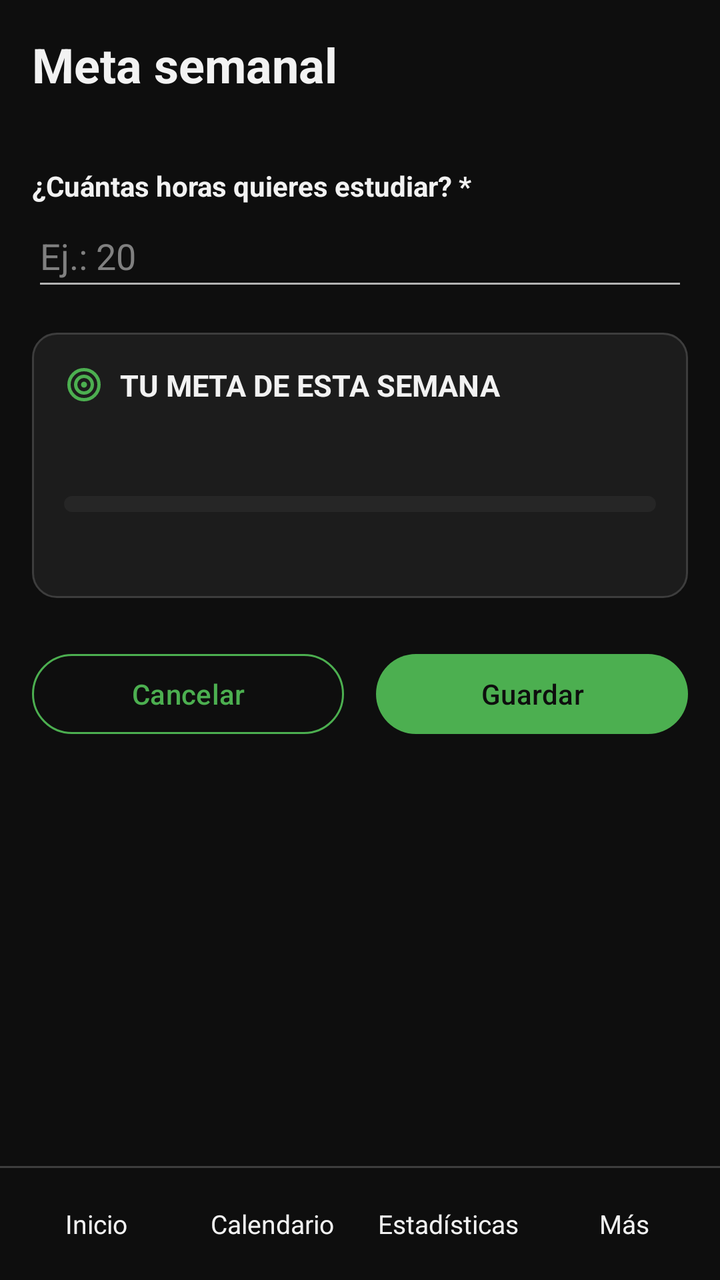
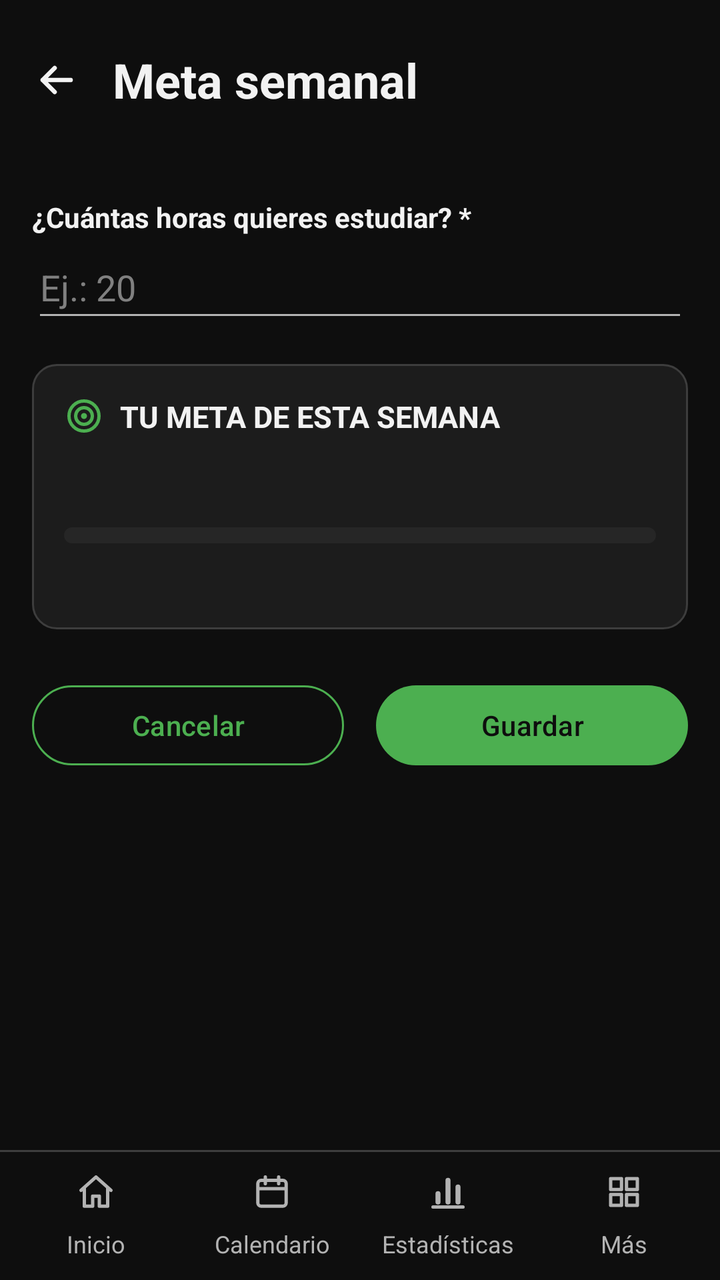

The first picture is an Android layout as it rendered before a commit; the second is the same layout after the commit. The layout source and the unified diff follow.
<!-- AndroidManifest.xml: application theme Theme.AgendaPersonal -->
<!-- res/layout/activity_meta.xml -->
<?xml version="1.0" encoding="utf-8"?>
<LinearLayout xmlns:android="http://schemas.android.com/apk/res/android"
    xmlns:tools="http://schemas.android.com/tools"
    android:id="@+id/main"
    android:layout_width="match_parent"
    android:layout_height="match_parent"
    android:orientation="vertical"
    tools:context=".vista.MetaActivity">

    
    <ScrollView
        android:layout_width="match_parent"
        android:layout_height="0dp"
        android:layout_weight="1">

        <LinearLayout
            android:layout_width="match_parent"
            android:layout_height="wrap_content"
            android:orientation="vertical"
            android:padding="16dp">

            
            <TextView
                android:layout_width="match_parent"
                android:layout_height="wrap_content"
                android:text="@string/titulo_meta"
                android:textSize="24sp"
                android:textStyle="bold" />

            
            <TextView
                android:id="@+id/tvSemana"
                android:layout_width="match_parent"
                android:layout_height="wrap_content"
                android:layout_marginBottom="16dp"
                android:textSize="14sp" />

            
            <TextView
                android:layout_width="wrap_content"
                android:layout_height="wrap_content"
                android:text="@string/etiqueta_horas"
                android:textStyle="bold" />

            <EditText
                android:id="@+id/etHoras"
                android:layout_width="match_parent"
                android:layout_height="wrap_content"
                android:layout_marginBottom="16dp"
                android:hint="@string/pista_horas"
                android:importantForAutofill="no"
                android:inputType="number"
                android:maxLength="3"
                android:minHeight="48dp" />

            
            <include layout="@layout/tarjeta_meta" />

            
            <LinearLayout
                android:layout_width="match_parent"
                android:layout_height="wrap_content"
                android:layout_marginTop="24dp"
                android:orientation="horizontal">

                <Button
                    android:id="@+id/btnCancelar"
                    style="@style/BotonSecundario"
                    android:layout_width="0dp"
                    android:layout_height="wrap_content"
                    android:layout_marginEnd="8dp"
                    android:layout_weight="1"
                    android:minHeight="48dp"
                    android:text="@string/btn_cancelar" />

                <Button
                    android:id="@+id/btnGuardar"
                    style="@style/BotonPrincipal"
                    android:layout_width="0dp"
                    android:layout_height="wrap_content"
                    android:layout_marginStart="8dp"
                    android:layout_weight="1"
                    android:minHeight="48dp"
                    android:text="@string/btn_guardar" />
            </LinearLayout>
        </LinearLayout>
    </ScrollView>

    
    <include layout="@layout/menu_inferior" />
</LinearLayout>
<!-- res/layout/tarjeta_meta.xml (included above) -->
<?xml version="1.0" encoding="utf-8"?>
<LinearLayout xmlns:android="http://schemas.android.com/apk/res/android"
    android:id="@+id/tarjetaMeta"
    android:layout_width="match_parent"
    android:layout_height="wrap_content"
    android:background="@drawable/fondo_tarjeta"
    android:orientation="vertical"
    android:padding="16dp">

    
    <TextView
        android:id="@+id/tvTituloMeta"
        style="@style/TituloTarjeta"
        android:drawableStart="@drawable/ic_diana"
        android:text="@string/titulo_meta_semana" />

    
    <TextView
        android:id="@+id/tvProgreso"
        android:layout_width="match_parent"
        android:layout_height="wrap_content"
        android:textColor="@color/texto"
        android:textSize="28sp"
        android:textStyle="bold" />

    
    <ProgressBar
        android:id="@+id/pbMeta"
        style="?android:attr/progressBarStyleHorizontal"
        android:layout_width="match_parent"
        android:layout_height="8dp"
        android:layout_marginVertical="8dp"
        android:max="100"
        android:maxHeight="8dp"
        android:minHeight="8dp"
        android:progressDrawable="@drawable/barra_progreso" />

    
    <TextView
        android:id="@+id/tvMensajeMeta"
        android:layout_width="match_parent"
        android:layout_height="wrap_content"
        android:textSize="14sp" />
</LinearLayout>
<!-- res/layout/menu_inferior.xml (included above) -->
<?xml version="1.0" encoding="utf-8"?>
<LinearLayout xmlns:android="http://schemas.android.com/apk/res/android"
    android:layout_width="match_parent"
    android:layout_height="wrap_content"
    android:orientation="vertical">

    
    <View
        android:layout_width="match_parent"
        android:layout_height="1dp"
        android:background="@color/menu_linea" />

    
    <LinearLayout
        android:layout_width="match_parent"
        android:layout_height="wrap_content"
        android:orientation="horizontal"
        android:padding="4dp">

        <TextView
            android:id="@+id/menuInicio"
            style="@style/BotonMenu"
            android:text="@string/menu_inicio" />

        <TextView
            android:id="@+id/menuCalendario"
            style="@style/BotonMenu"
            android:text="@string/menu_calendario" />

        <TextView
            android:id="@+id/menuEstadisticas"
            style="@style/BotonMenu"
            android:text="@string/menu_estadisticas" />

        
        <TextView
            android:id="@+id/menuMas"
            style="@style/BotonMenu"
            android:text="@string/menu_mas" />
    </LinearLayout>
</LinearLayout>
<!-- resources referenced by this layout -->
<resources>
  <style name="BotonMenu">
          <item name="android:layout_width">0dp</item>
          <item name="android:layout_height">48dp</item>
          <item name="android:layout_weight">1</item>
          <item name="android:layout_marginHorizontal">2dp</item>
          <item name="android:gravity">center</item>
          <item name="android:maxLines">1</item>
          <item name="android:textSize">13sp</item>
          <item name="android:clickable">true</item>
          <item name="android:focusable">true</item>
          <item name="android:background">?attr/selectableItemBackground</item>
      </style>
  <style name="Base.Theme.AgendaPersonal" parent="Theme.Material3.Dark.NoActionBar">
          
          <item name="colorPrimary">@color/verde</item>
          <item name="colorOnPrimary">@color/texto_sobre_verde</item>
          
          <item name="colorPrimaryContainer">@color/verde_oscuro</item>
          <item name="colorOnPrimaryContainer">@color/texto</item>
          
          <item name="colorSecondary">@color/verde</item>
          <item name="colorOnSecondary">@color/texto_sobre_verde</item>
          <item name="colorSecondaryContainer">@color/verde_oscuro</item>
          <item name="colorOnSecondaryContainer">@color/texto</item>
          <item name="colorTertiary">@color/verde</item>
          <item name="colorOnTertiary">@color/texto_sobre_verde</item>
          
          <item name="colorAccent">@color/verde</item>
  
          
          <item name="android:colorBackground">@color/fondo</item>
          <item name="android:windowBackground">@color/fondo</item>
          <item name="colorOnBackground">@color/texto</item>
          
          <item name="colorSurface">@color/fondo</item>
          <item name="colorOnSurface">@color/texto</item>
          <item name="colorSurfaceVariant">@color/tarjeta</item>
          <item name="colorOnSurfaceVariant">@color/texto_secundario</item>
          <item name="colorSurfaceContainerLowest">@color/fondo</item>
          <item name="colorSurfaceContainerLow">@color/tarjeta</item>
          <item name="colorSurfaceContainer">@color/tarjeta</item>
          <item name="colorSurfaceContainerHigh">@color/tarjeta_alta</item>
          <item name="colorSurfaceContainerHighest">@color/tarjeta_alta</item>
          
          <item name="colorOutline">@color/borde</item>
          <item name="colorOutlineVariant">@color/borde</item>
  
          
          <item name="android:textColorPrimary">@color/texto</item>
          <item name="android:textColorSecondary">@color/texto_secundario</item>
          <item name="android:textColorHint">@color/texto_pista</item>
          
          <item name="android:textColorTertiary">@color/texto</item>
          <item name="android:textColorPrimaryDisableOnly">@color/texto</item>
      </style>
  <!-- unchanged entries left out for length: 28 -->
</resources>

<!-- the commit's change to res/layout/activity_meta.xml (unified diff, before → after) -->
@@ -20,12 +20,23 @@
             android:padding="16dp">
 
             
-            <TextView
-                android:layout_width="match_parent"
-                android:layout_height="wrap_content"
-                android:text="@string/titulo_meta"
-                android:textSize="24sp"
-                android:textStyle="bold" />
+            <LinearLayout
+                android:layout_width="match_parent"
+                android:layout_height="wrap_content"
+                android:layout_marginStart="-12dp"
+                android:gravity="center_vertical"
+                android:orientation="horizontal">
+
+                <include layout="@layout/boton_volver" />
+
+                <TextView
+                    android:layout_width="0dp"
+                    android:layout_height="wrap_content"
+                    android:layout_weight="1"
+                    android:text="@string/titulo_meta"
+                    android:textSize="24sp"
+                    android:textStyle="bold" />
+            </LinearLayout>
 
             
             <TextView
@@ -89,6 +100,16 @@
     
     <include layout="@layout/menu_inferior" />
 </LinearLayout>
+<!-- res/layout/boton_volver.xml (included above) -->
+<?xml version="1.0" encoding="utf-8"?>
+<ImageButton xmlns:android="http://schemas.android.com/apk/res/android"
+    android:id="@+id/btnVolver"
+    android:layout_width="48dp"
+    android:layout_height="48dp"
+    android:layout_marginEnd="4dp"
+    android:background="?attr/selectableItemBackgroundBorderless"
+    android:contentDescription="@string/volver"
+    android:src="@drawable/ic_flecha_atras" />
 <!-- res/layout/tarjeta_meta.xml (included above) -->
 <?xml version="1.0" encoding="utf-8"?>
 <LinearLayout xmlns:android="http://schemas.android.com/apk/res/android"
@@ -157,22 +178,26 @@
         <TextView
             android:id="@+id/menuInicio"
             style="@style/BotonMenu"
+            android:drawableTop="@drawable/ic_casa"
             android:text="@string/menu_inicio" />
 
         <TextView
             android:id="@+id/menuCalendario"
             style="@style/BotonMenu"
+            android:drawableTop="@drawable/ic_calendario"
             android:text="@string/menu_calendario" />
 
         <TextView
             android:id="@+id/menuEstadisticas"
             style="@style/BotonMenu"
+            android:drawableTop="@drawable/ic_grafico"
             android:text="@string/menu_estadisticas" />
 
         
         <TextView
             android:id="@+id/menuMas"
             style="@style/BotonMenu"
+            android:drawableTop="@drawable/ic_cuadricula"
             android:text="@string/menu_mas" />
     </LinearLayout>
 </LinearLayout>
<!-- resource entries referenced after the edit -->
@@ -1,13 +1,110 @@
 <!-- resources referenced by this layout -->
 <resources>
+  <!-- drawable ic_calendario (drawable) -->
+  <?xml version="1.0" encoding="utf-8"?>
+  <vector xmlns:android="http://schemas.android.com/apk/res/android"
+      android:width="20dp"
+      android:height="20dp"
+      android:viewportWidth="24"
+      android:viewportHeight="24">
+  
+      
+      <path
+          android:pathData="M5.5,5 L18.5,5 a2,2 0 0,1 2,2 L20.5,18.5 a2,2 0 0,1 -2,2 L5.5,20.5 a2,2 0 0,1 -2,-2 L3.5,7 a2,2 0 0,1 2,-2 Z"
+          android:strokeWidth="2"
+          android:strokeColor="@color/verde" />
+      
+      <path
+          android:pathData="M3.5,10 L20.5,10"
+          android:strokeWidth="2"
+          android:strokeColor="@color/verde" />
+      
+      <path
+          android:pathData="M8,3 L8,7 M16,3 L16,7"
+          android:strokeLineCap="round"
+          android:strokeWidth="2"
+          android:strokeColor="@color/verde" />
+  </vector>
+  <!-- drawable ic_casa (drawable) -->
+  <?xml version="1.0" encoding="utf-8"?>
+  <vector xmlns:android="http://schemas.android.com/apk/res/android"
+      android:width="20dp"
+      android:height="20dp"
+      android:viewportWidth="24"
+      android:viewportHeight="24">
+  
+      
+      <path
+          android:pathData="M3,11 L12,3 L21,11 M5,9.5 L5,20.5 L10,20.5 L10,14.5 L14,14.5 L14,20.5 L19,20.5 L19,9.5"
+          android:strokeLineCap="round"
+          android:strokeLineJoin="round"
+          android:strokeWidth="2"
+          android:strokeColor="@color/verde" />
+  </vector>
+  <!-- drawable ic_cuadricula (drawable) -->
+  <?xml version="1.0" encoding="utf-8"?>
+  <vector xmlns:android="http://schemas.android.com/apk/res/android"
+      android:width="20dp"
+      android:height="20dp"
+      android:viewportWidth="24"
+      android:viewportHeight="24">
+  
+      <path
+          android:pathData="M4,4 h6.5 v6.5 h-6.5 z M13.5,4 h6.5 v6.5 h-6.5 z M4,13.5 h6.5 v6.5 h-6.5 z M13.5,13.5 h6.5 v6.5 h-6.5 z"
+          android:strokeLineJoin="round"
+          android:strokeWidth="2"
+          android:strokeColor="@color/verde" />
+  </vector>
+  <!-- drawable ic_flecha_atras (drawable) -->
+  <?xml version="1.0" encoding="utf-8"?>
+  <vector xmlns:android="http://schemas.android.com/apk/res/android"
+      android:width="24dp"
+      android:height="24dp"
+      android:viewportWidth="24"
+      android:viewportHeight="24">
+  
+      
+      <path
+          android:pathData="M19,12 L5,12 M11,6 L5,12 L11,18"
+          android:strokeLineCap="round"
+          android:strokeLineJoin="round"
+          android:strokeWidth="2.2"
+          android:strokeColor="@color/texto" />
+  </vector>
+  <!-- drawable ic_grafico (drawable) -->
+  <?xml version="1.0" encoding="utf-8"?>
+  <vector xmlns:android="http://schemas.android.com/apk/res/android"
+      android:width="20dp"
+      android:height="20dp"
+      android:viewportWidth="24"
+      android:viewportHeight="24">
+  
+      
+      <path
+          android:pathData="M6,18 L6,13 M12,18 L12,5 M18,18 L18,9"
+          android:strokeLineCap="round"
+          android:strokeWidth="3"
+          android:strokeColor="@color/verde" />
+      
+      <path
+          android:pathData="M3,21 L21,21"
+          android:strokeLineCap="round"
+          android:strokeWidth="2"
+          android:strokeColor="@color/verde" />
+  </vector>
+  <string name="volver">Volver</string>
   <style name="BotonMenu">
           <item name="android:layout_width">0dp</item>
-          <item name="android:layout_height">48dp</item>
+          <item name="android:layout_height">56dp</item>
           <item name="android:layout_weight">1</item>
           <item name="android:layout_marginHorizontal">2dp</item>
           <item name="android:gravity">center</item>
           <item name="android:maxLines">1</item>
-          <item name="android:textSize">13sp</item>
+          <item name="android:paddingTop">6dp</item>
+          <item name="android:drawablePadding">2dp</item>
+          <item name="android:textColor">@color/menu_item</item>
+          <item name="android:drawableTint">@color/menu_item</item>
+          <item name="android:textSize">12sp</item>
           <item name="android:clickable">true</item>
           <item name="android:focusable">true</item>
           <item name="android:background">?attr/selectableItemBackground</item>
@@ -17,8 +114,8 @@
           <item name="colorPrimary">@color/verde</item>
           <item name="colorOnPrimary">@color/texto_sobre_verde</item>
           
-          <item name="colorPrimaryContainer">@color/verde_oscuro</item>
-          <item name="colorOnPrimaryContainer">@color/texto</item>
+          <item name="colorPrimaryContainer">@color/verde</item>
+          <item name="colorOnPrimaryContainer">@color/texto_sobre_verde</item>
           
           <item name="colorSecondary">@color/verde</item>
           <item name="colorOnSecondary">@color/texto_sobre_verde</item>
